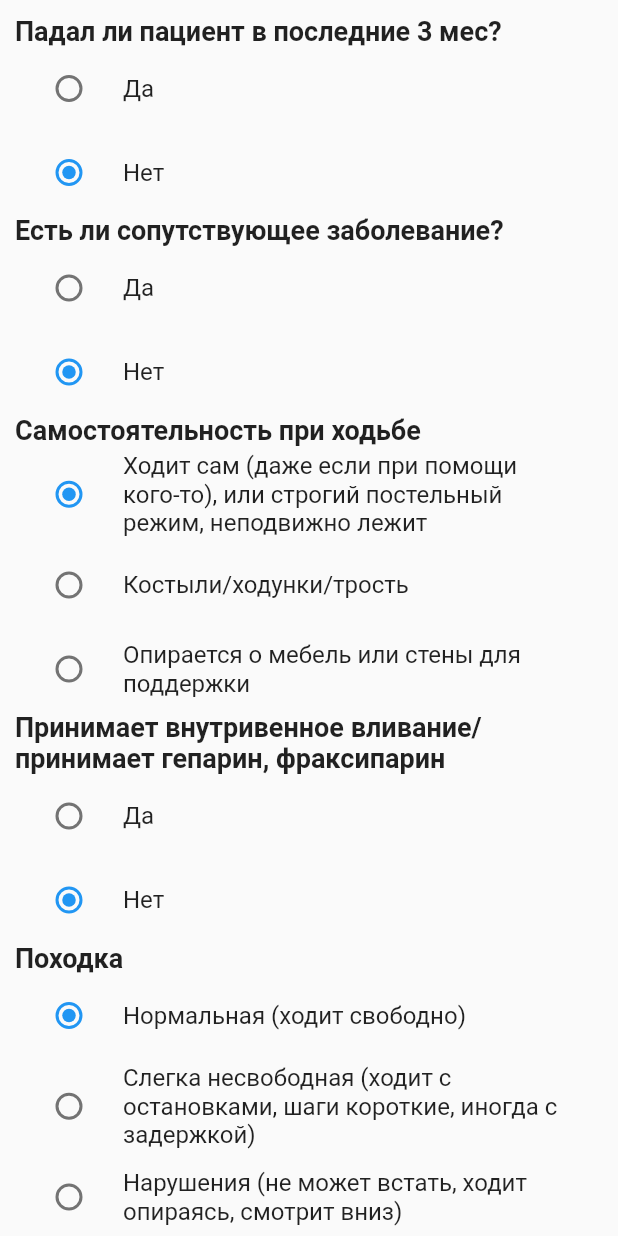
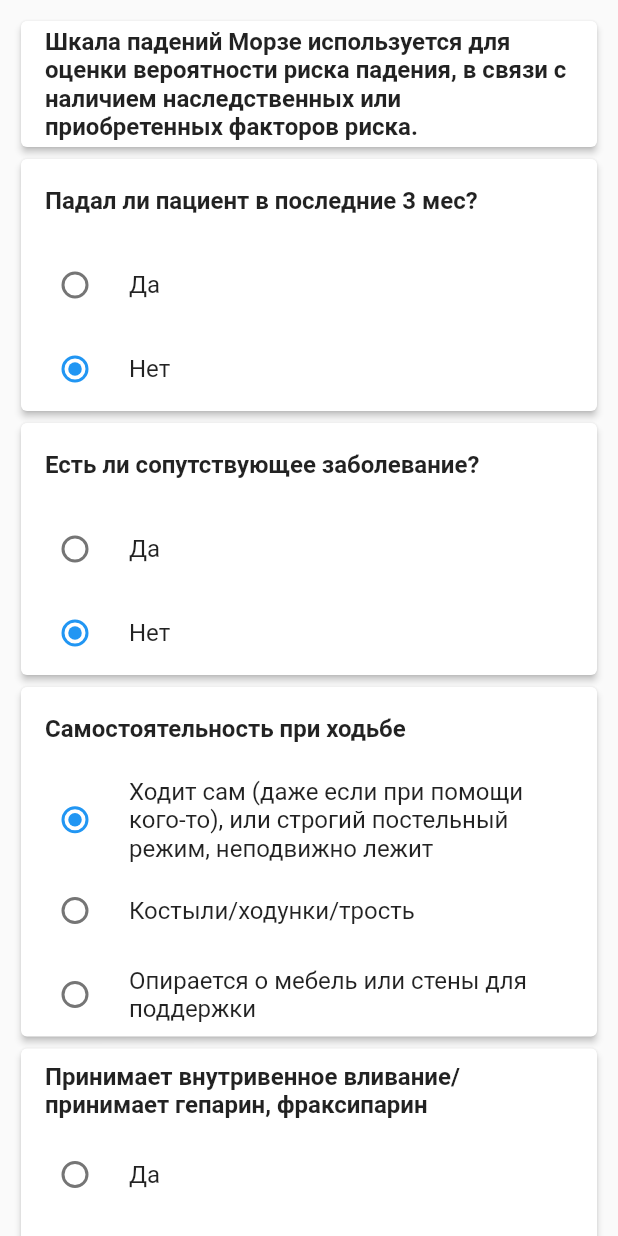
Before and after one commit to lyahoff/RehabilitologyApp, a Flutter app: the MorseLogic widget shown alone on an empty page, opened directly, on a phone screen of 412 x 824 dp. Run offline on Flutter 3.47's test engine with Material 2 defaults, Android fonts, the light colour scheme and no system bars.

Commit message:
done with morse scale

```diff
--- a/lib/morse.dart
+++ b/lib/morse.dart
@@ -57,7 +57,28 @@ class _MorseLogicState extends State<MorseLogic> {
     return ListView(
       padding: EdgeInsets.all(10),
       children: [
-        header('Падал ли пациент в последние 3 мес?'),
+        Card(
+          elevation: 2,
+          child: Column(
+            children: [
+              ListTile(
+                title: Text(
+                  'Шкала падений Морзе используется для оценки вероятности риска падения, в связи с наличием наследственных или приобретенных факторов риска.',
+                  style: TextStyle(fontWeight: FontWeight.bold),
+                ),
+              ),
+            ],
+          ),
+        ),
+        Card(
+          elevation: 2,
+          child: Column(children: [
+            ListTile(
+              title: Text(
+                'Падал ли пациент в последние 3 мес?',
+                style: TextStyle(fontWeight: FontWeight.bold),
+              ),
+            ),
             RadioListTile(
                 title: Text('Да'),
                 value: _val1,
@@ -76,7 +97,17 @@ class _MorseLogicState extends State<MorseLogic> {
                     _val1 = 0;
                   });
                 }),
-        header('Есть ли сопутствующее заболевание?'),
+          ]),
+        ),
+        Card(
+          elevation: 2,
+          child: Column(children: [
+            ListTile(
+              title: Text(
+                'Есть ли сопутствующее заболевание?',
+                style: TextStyle(fontWeight: FontWeight.bold),
+              ),
+            ),
             RadioListTile(
                 title: Text('Да'),
                 value: _val2,
@@ -95,7 +126,17 @@ class _MorseLogicState extends State<MorseLogic> {
                     _val2 = 0;
                   });
                 }),
-        header('Самостоятельность при ходьбе'),
+          ]),
+        ),
+        Card(
+          elevation: 2,
+          child: Column(children: [
+            ListTile(
+              title: Text(
+                'Самостоятельность при ходьбе',
+                style: TextStyle(fontWeight: FontWeight.bold),
+              ),
+            ),
             RadioListTile(
                 title: Text(
                     'Ходит сам (даже если при помощи кого-то), или строгий постельный режим, неподвижно лежит'),
@@ -124,8 +165,17 @@ class _MorseLogicState extends State<MorseLogic> {
                     _val3 = 30;
                   });
                 }),
-        header(
-            'Принимает внутривенное вливание/принимает гепарин, фраксипарин'),
+          ]),
+        ),
+        Card(
+          elevation: 2,
+          child: Column(children: [
+            ListTile(
+              title: Text(
+                'Принимает внутривенное вливание/принимает гепарин, фраксипарин',
+                style: TextStyle(fontWeight: FontWeight.bold),
+              ),
+            ),
             RadioListTile(
                 title: Text('Да'),
                 value: _val4,
@@ -144,7 +194,17 @@ class _MorseLogicState extends State<MorseLogic> {
                     _val4 = 0;
                   });
                 }),
-        header('Походка'),
+          ]),
+        ),
+        Card(
+          elevation: 2,
+          child: Column(children: [
+            ListTile(
+              title: Text(
+                'Походка',
+                style: TextStyle(fontWeight: FontWeight.bold),
+              ),
+            ),
             RadioListTile(
                 title: Text('Нормальная (ходит свободно)'),
                 value: _val5,
@@ -174,7 +234,17 @@ class _MorseLogicState extends State<MorseLogic> {
                     _val5 = 20;
                   });
                 }),
-        header('Психическое состояние'),
+          ]),
+        ),
+        Card(
+          elevation: 2,
+          child: Column(children: [
+            ListTile(
+              title: Text(
+                'Психическое состояние',
+                style: TextStyle(fontWeight: FontWeight.bold),
+              ),
+            ),
             RadioListTile(
                 title: Text('Знает о своей способности двигаться'),
                 value: _val6,
@@ -185,7 +255,8 @@ class _MorseLogicState extends State<MorseLogic> {
                   });
                 }),
             RadioListTile(
-            title: Text('Не знает или забывает, что нужна помощь при движении'),
+                title: Text(
+                    'Не знает или забывает, что нужна помощь при движении'),
                 value: _val6,
                 groupValue: 15,
                 onChanged: (val) {
@@ -193,12 +264,22 @@ class _MorseLogicState extends State<MorseLogic> {
                     _val6 = 15;
                   });
                 }),
+          ]),
+        ),
+        Card(
+          elevation: 2,
+          child: Column(children: [
             SizedBox(
-          height: 20,
+              height: 5,
             ),
-        resultMorse(_result, _total, _val1, _val2, _val3, _val4, _val5, _val6),
+            ListTile(
+              title: resultMorse(
+                  _result, _total, _val1, _val2, _val3, _val4, _val5, _val6),
+            ),
             SizedBox(
-          height: 20,
+              height: 5,
+            ),
+          ]),
         ),
       ],
     );
@@ -235,5 +316,7 @@ Widget resultMorse(
   }
 
   return Text(_result,
-      style: TextStyle(fontWeight: FontWeight.bold, fontSize: 18));
+      style: TextStyle(
+        fontWeight: FontWeight.bold,
+      ));
 }
```
Lines whose indentation alone changed are shown as unchanged.
